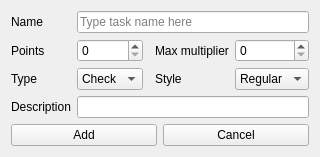
First picture: the form in taskedit.ui, repository FrankMamuda/ketoevent, before the edit.
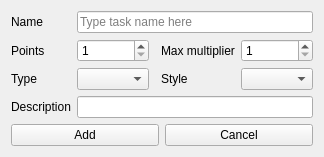
Second picture: the form after the edit. Custom widgets are drawn as their Qt base class.

```diff
--- a/taskedit.ui
+++ b/taskedit.ui
@@ -6,7 +6,7 @@
    <rect>
     <x>0</x>
     <y>0</y>
-    <width>301</width>
+    <width>306</width>
     <height>154</height>
    </rect>
   </property>
@@ -35,21 +35,6 @@
        <property name="toolTip">
         <string>Style to hilight special tasks</string>
        </property>
-       <item>
-        <property name="text">
-         <string>Regular</string>
-        </property>
-       </item>
-       <item>
-        <property name="text">
-         <string>Bold</string>
-        </property>
-       </item>
-       <item>
-        <property name="text">
-         <string>Italic</string>
-        </property>
-       </item>
       </widget>
      </item>
      <item row="3" column="0">
@@ -74,16 +59,6 @@
        <property name="maxCount">
         <number>10</number>
        </property>
-       <item>
-        <property name="text">
-         <string>Check</string>
-        </property>
-       </item>
-       <item>
-        <property name="text">
-         <string>Multi</string>
-        </property>
-       </item>
       </widget>
      </item>
      <item row="1" column="0">
@@ -108,9 +83,15 @@
        <property name="toolTip">
         <string>Maximum point multiplier</string>
        </property>
+       <property name="minimum">
+        <number>1</number>
+       </property>
        <property name="maximum">
         <number>999</number>
        </property>
+       <property name="value">
+        <number>1</number>
+       </property>
       </widget>
      </item>
      <item row="0" column="1" colspan="4">
@@ -125,6 +106,12 @@
        <property name="toolTip">
         <string>Points for completion</string>
        </property>
+       <property name="minimum">
+        <number>1</number>
+       </property>
+       <property name="maximum">
+        <number>999</number>
+       </property>
       </widget>
      </item>
      <item row="0" column="0">
@@ -158,6 +145,13 @@
    </item>
   </layout>
  </widget>
+ <customwidgets>
+  <customwidget>
+   <class>ComboBox</class>
+   <extends>QComboBox</extends>
+   <header>combobox.h</header>
+  </customwidget>
+ </customwidgets>
  <resources/>
  <connections/>
 </ui>
```
Left out of the diff: 4 changed lines with no effect on the pictures.
